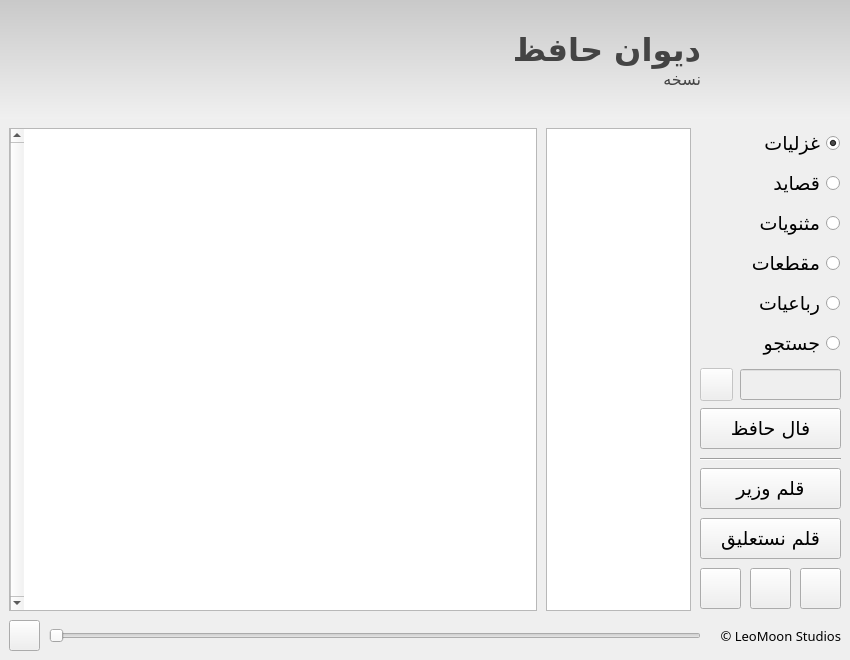
leomoon-studios/leomoon-hafez, file src/gui/guiMain.ui: the form before one commit.
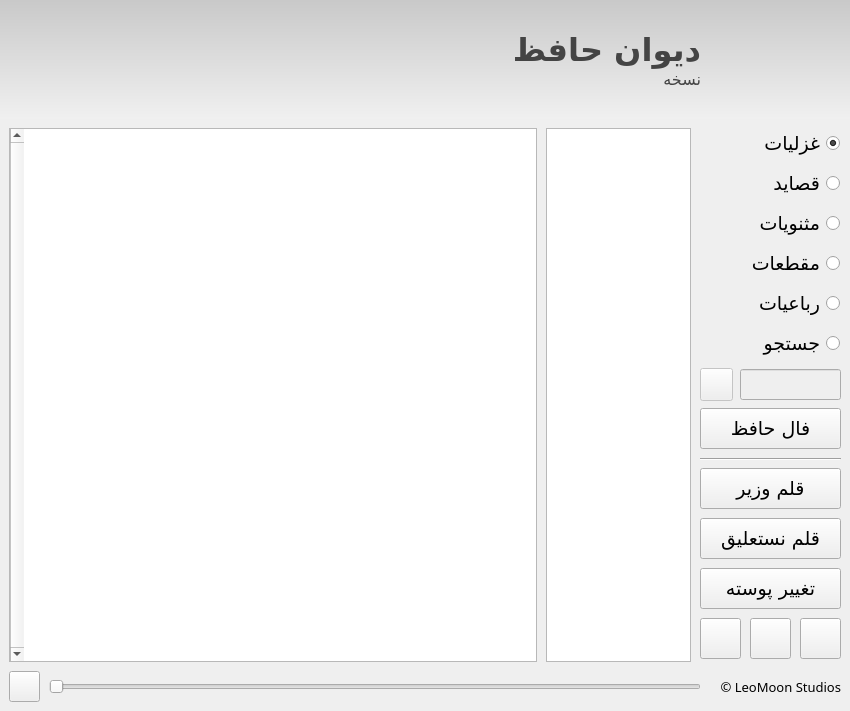
The form after the commit. Icons and pictures are not drawn.

Commit message: improves theme switching

```diff
--- a/src/gui/guiMain.ui
+++ b/src/gui/guiMain.ui
@@ -7,13 +7,13 @@
     <x>0</x>
     <y>0</y>
     <width>850</width>
-    <height>660</height>
+    <height>711</height>
    </rect>
   </property>
   <property name="minimumSize">
    <size>
     <width>850</width>
-    <height>660</height>
+    <height>711</height>
    </size>
   </property>
   <property name="windowTitle">
@@ -253,13 +253,13 @@
           <property name="minimumSize">
            <size>
             <width>141</width>
-            <height>490</height>
+            <height>531</height>
            </size>
           </property>
           <property name="maximumSize">
            <size>
             <width>141</width>
-            <height>490</height>
+            <height>531</height>
            </size>
           </property>
           <property name="frameShape">
@@ -411,7 +411,7 @@
            <property name="geometry">
             <rect>
              <x>100</x>
-             <y>440</y>
+             <y>490</y>
              <width>41</width>
              <height>41</height>
             </rect>
@@ -440,7 +440,7 @@
            <property name="geometry">
             <rect>
              <x>0</x>
-             <y>440</y>
+             <y>490</y>
              <width>41</width>
              <height>41</height>
             </rect>
@@ -539,7 +539,7 @@
            <property name="geometry">
             <rect>
              <x>50</x>
-             <y>440</y>
+             <y>490</y>
              <width>41</width>
              <height>41</height>
             </rect>
@@ -596,6 +596,25 @@
             <string>فال حافظ</string>
            </property>
           </widget>
+          <widget class="QPushButton" name="themeBtn">
+           <property name="geometry">
+            <rect>
+             <x>0</x>
+             <y>440</y>
+             <width>141</width>
+             <height>41</height>
+            </rect>
+           </property>
+           <property name="font">
+            <font>
+             <family>Vazir FD</family>
+             <pointsize>14</pointsize>
+            </font>
+           </property>
+           <property name="text">
+            <string>تغییر پوسته</string>
+           </property>
+          </widget>
          </widget>
         </item>
         <item>
```
The commit also changes 3 other files.
